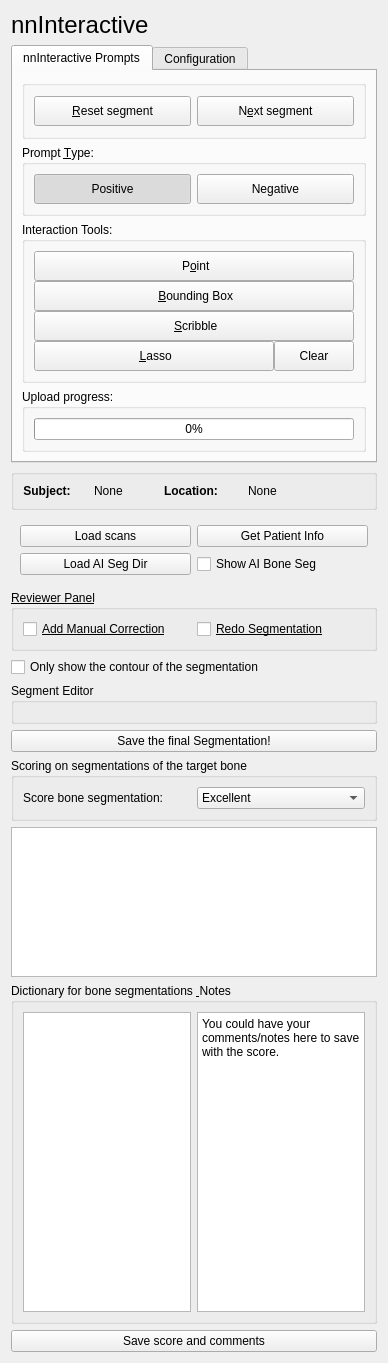
Above: slicer_plugin/SlicerNNInteractive/Resources/UI/SlicerNNInteractive.ui from xinyiwan/SlicerNNInteractive_BT before the change. Below: the same form after it.
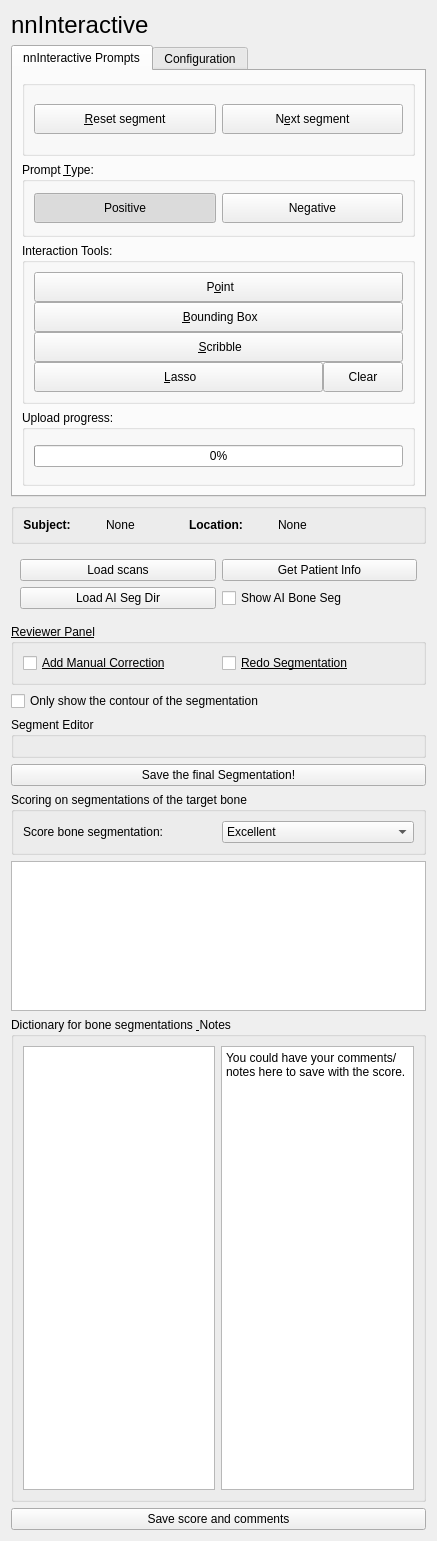
That is the form after the change. Custom widgets are drawn as their Qt base class.

Commit message: use default seg_dir

Patch:
```diff
--- a/slicer_plugin/SlicerNNInteractive/Resources/UI/SlicerNNInteractive.ui
+++ b/slicer_plugin/SlicerNNInteractive/Resources/UI/SlicerNNInteractive.ui
@@ -6,8 +6,8 @@
    <rect>
     <x>0</x>
     <y>0</y>
-    <width>388</width>
-    <height>1363</height>
+    <width>437</width>
+    <height>1541</height>
    </rect>
   </property>
   <property name="windowTitle">
```
Left out of the diff: 3 changed lines with no effect on the pictures. The commit also changes 1 other file.
